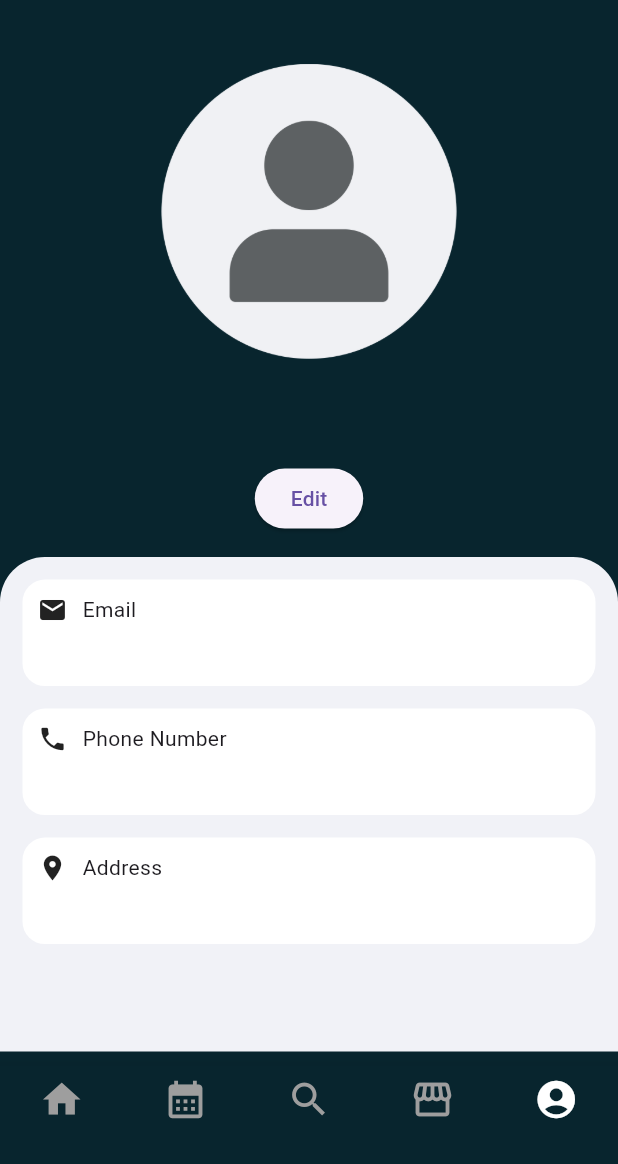
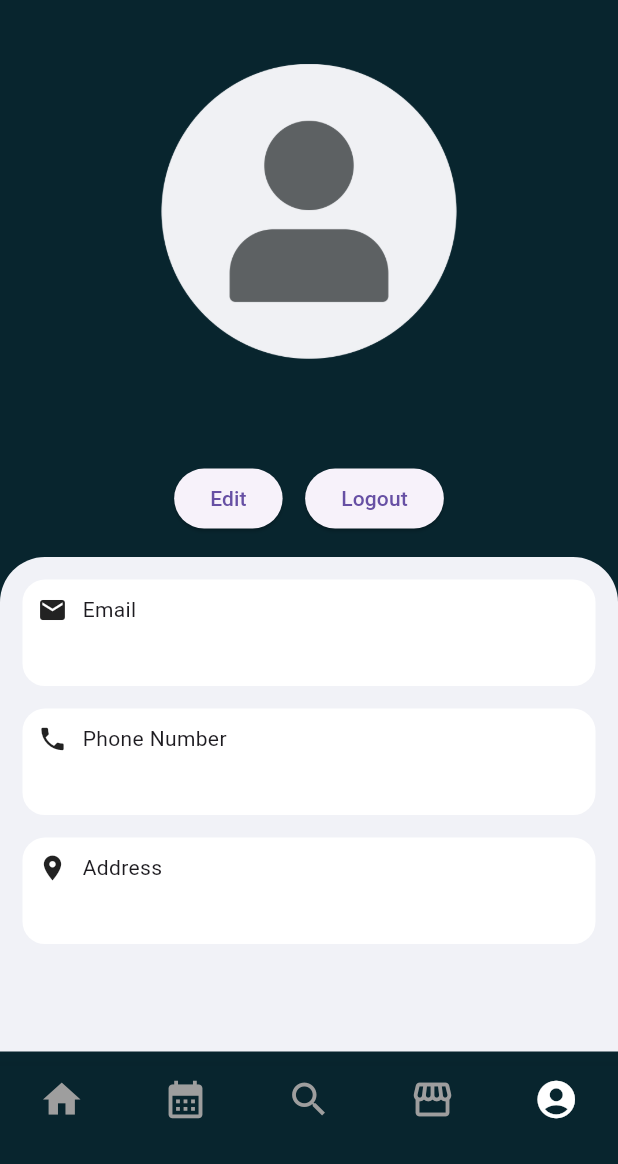
Before and after one commit to SViChea/num-attendant, a Flutter app: the MainBottomNav screen opened directly, item 5 of the bottom bar chosen, on a phone screen of 412 x 824 dp, the part 72-1236 px from its top. Run offline on Flutter 3.47's test engine with Material 3 defaults, Android fonts, the phone set to English and light mode, and no system bars; our stand-ins replace cloud_firestore, firebase_auth, firebase_core, table_calendar; accounts and stored records are empty.

Commit message:
Add Logout Button

```diff
--- a/lib/account_page.dart
+++ b/lib/account_page.dart
@@ -1,4 +1,5 @@
 import 'package:flutter/material.dart';
+import 'package:num_attendant/login_screen.dart';
 import 'package:num_attendant/second_screen.dart';
 
 class AccountScreen extends StatelessWidget {
@@ -15,11 +16,7 @@ class AccountScreen extends StatelessWidget {
           Column(
             mainAxisAlignment: MainAxisAlignment.start,
             children: [
-                      Image.asset(
-                        'assets/profileicon.png',
-                        height: 197,
-                        width: 197,
-                      ),
+              Image.asset('assets/profileicon.png', height: 197, width: 197),
               SizedBox(height: 18),
               Text(
                 '${user["fullname"]}',
@@ -38,6 +35,12 @@ class AccountScreen extends StatelessWidget {
                   color: Colors.white,
                 ),
               ),
+
+              Row(
+                mainAxisAlignment: MainAxisAlignment.center,
+                children: [
+                  Column(
+                    children: [
                       ElevatedButton(
                         onPressed: () {
                           Navigator.push(
@@ -49,7 +52,28 @@ class AccountScreen extends StatelessWidget {
                         },
                         child: Text('Edit'),
                       ),
+                    ],
+                  ),
+                  SizedBox(width: 15),
+                  Column(
+                    children: [
+                      ElevatedButton(
+                        onPressed: () {
+                          Navigator.push(
+                            context,
+                            MaterialPageRoute(
+                              builder: (context) => LoginPage(),
+                            ),
+                          );
+                        },
+                        child: Text('Logout'),
+                      ),
+                    ],
+                  ),
+                ],
+              ),
               SizedBox(height: 15),
+
             ],
           ),
           Container(
@@ -80,8 +104,7 @@ class AccountScreen extends StatelessWidget {
                 _infoCard(
                   Icons.location_on,
                   "Address",
-                          user?["address"] ??
-                              "#XX, District, City, Postal Code",
+                  user?["address"] ?? "#XX, District, City, Postal Code",
                 ),
               ],
             ),
```
Lines whose indentation alone changed are shown as unchanged.
